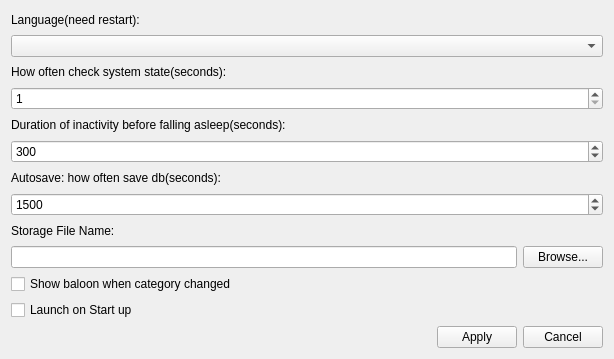
Before: the Qt Designer form TrackYourTime/ui/settingswindow.ui in Allexin/TrackYourTime, drawn with Qt 5.
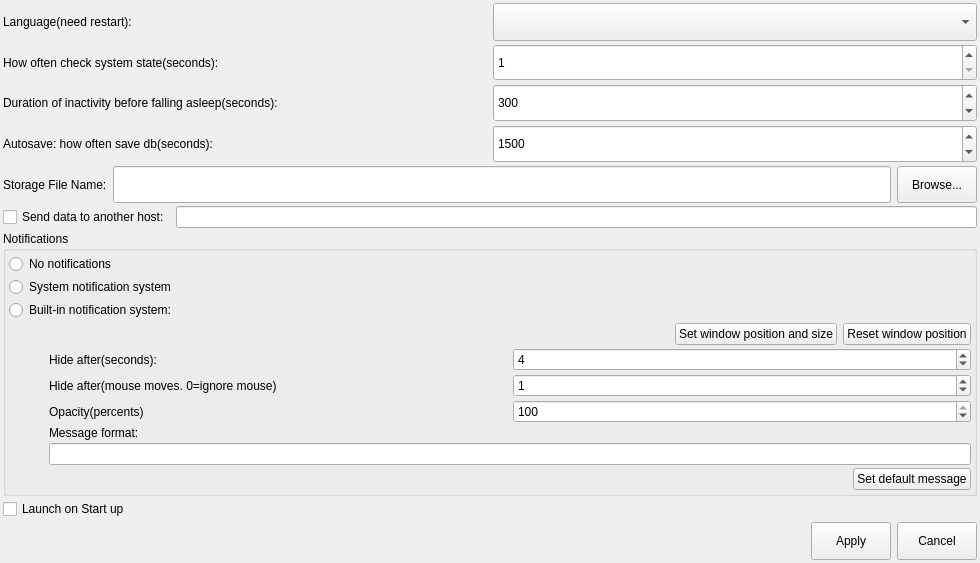
After: the same form once the commit is applied.

Commit message: -Add built-in notification window

```diff
--- a/TrackYourTime/ui/settingswindow.ui
+++ b/TrackYourTime/ui/settingswindow.ui
@@ -6,8 +6,8 @@
    <rect>
     <x>0</x>
     <y>0</y>
-    <width>614</width>
-    <height>359</height>
+    <width>980</width>
+    <height>563</height>
    </rect>
   </property>
   <property name="sizePolicy">
@@ -33,6 +33,23 @@
   </property>
   <widget class="QWidget" name="centralWidget">
    <layout class="QVBoxLayout" name="verticalLayout">
+    <property name="spacing">
+     <number>3</number>
+    </property>
+    <property name="leftMargin">
+     <number>3</number>
+    </property>
+    <property name="topMargin">
+     <number>3</number>
+    </property>
+    <property name="rightMargin">
+     <number>3</number>
+    </property>
+    <property name="bottomMargin">
+     <number>3</number>
+    </property>
+    <item>
+     <layout class="QHBoxLayout" name="horizontalLayout_4">
     <item>
      <widget class="QLabel" name="label_4">
       <property name="text">
@@ -53,6 +70,10 @@
       </property>
      </widget>
     </item>
+     </layout>
+    </item>
+    <item>
+     <layout class="QHBoxLayout" name="horizontalLayout_5">
     <item>
      <widget class="QLabel" name="label">
       <property name="text">
@@ -79,6 +100,10 @@
       </property>
      </widget>
     </item>
+     </layout>
+    </item>
+    <item>
+     <layout class="QHBoxLayout" name="horizontalLayout_6">
     <item>
      <widget class="QLabel" name="label_2">
       <property name="text">
@@ -108,6 +133,10 @@
       </property>
      </widget>
     </item>
+     </layout>
+    </item>
+    <item>
+     <layout class="QHBoxLayout" name="horizontalLayout_7">
     <item>
      <widget class="QLabel" name="label_3">
       <property name="text">
@@ -137,6 +166,10 @@
       </property>
      </widget>
     </item>
+     </layout>
+    </item>
+    <item>
+     <layout class="QHBoxLayout" name="horizontalLayout">
     <item>
      <widget class="QLabel" name="label_5">
       <property name="sizePolicy">
@@ -154,8 +187,6 @@
      </widget>
     </item>
     <item>
-     <layout class="QHBoxLayout" name="horizontalLayout">
-      <item>
        <widget class="QLineEdit" name="lineEditStorageFileName">
         <property name="sizePolicy">
          <sizepolicy hsizetype="Expanding" vsizetype="Preferred">
@@ -181,20 +212,222 @@
      </layout>
     </item>
     <item>
-     <widget class="QCheckBox" name="checkBoxShowBaloon">
+     <layout class="QHBoxLayout" name="horizontalLayout_8">
+      <item>
+       <widget class="QCheckBox" name="checkBoxClientMode">
+        <property name="text">
+         <string>Send data to another host:</string>
+        </property>
+       </widget>
+      </item>
+      <item>
+       <widget class="QLineEdit" name="lineEditClientModeHost"/>
+      </item>
+     </layout>
+    </item>
+    <item>
+     <widget class="QGroupBox" name="groupBox">
       <property name="sizePolicy">
-       <sizepolicy hsizetype="Expanding" vsizetype="Fixed">
+       <sizepolicy hsizetype="Preferred" vsizetype="Preferred">
         <horstretch>0</horstretch>
         <verstretch>0</verstretch>
        </sizepolicy>
       </property>
+      <property name="title">
+       <string>Notifications</string>
+      </property>
+      <layout class="QVBoxLayout" name="verticalLayout_2">
+       <property name="spacing">
+        <number>3</number>
+       </property>
+       <property name="leftMargin">
+        <number>3</number>
+       </property>
+       <property name="topMargin">
+        <number>3</number>
+       </property>
+       <property name="rightMargin">
+        <number>3</number>
+       </property>
+       <property name="bottomMargin">
+        <number>3</number>
+       </property>
+       <item>
+        <widget class="QRadioButton" name="radioButtonNotif_Off">
       <property name="text">
-       <string>Show baloon when category changed</string>
-      </property>
+          <string>No notifications</string>
+         </property>
+        </widget>
+       </item>
+       <item>
+        <widget class="QRadioButton" name="radioButtonNotif_System">
+         <property name="text">
+          <string>System notification system</string>
+         </property>
+        </widget>
+       </item>
+       <item>
+        <widget class="QRadioButton" name="radioButtonNotif_Custom">
+         <property name="text">
+          <string>Built-in notification system:</string>
+         </property>
+        </widget>
+       </item>
+       <item>
+        <layout class="QVBoxLayout" name="verticalLayout_3">
+         <property name="spacing">
+          <number>3</number>
+         </property>
+         <property name="leftMargin">
+          <number>40</number>
+         </property>
+         <property name="bottomMargin">
+          <number>0</number>
+         </property>
+         <item>
+          <layout class="QHBoxLayout" name="horizontalLayout_3">
+           <item>
+            <spacer name="horizontalSpacer_2">
+             <property name="orientation">
+              <enum>Qt::Horizontal</enum>
+             </property>
+             <property name="sizeHint" stdset="0">
+              <size>
+               <width>40</width>
+               <height>20</height>
+              </size>
+             </property>
+            </spacer>
+           </item>
+           <item>
+            <widget class="QPushButton" name="pushButtonSetNotificationWindow">
+             <property name="text">
+              <string>Set window position and size</string>
+             </property>
+            </widget>
+           </item>
+           <item>
+            <widget class="QPushButton" name="pushButtonResetNotificationWindow">
+             <property name="text">
+              <string>Reset window position</string>
+             </property>
+            </widget>
+           </item>
+          </layout>
+         </item>
+         <item>
+          <layout class="QHBoxLayout" name="horizontalLayout_9">
+           <item>
+            <widget class="QLabel" name="label_6">
+             <property name="text">
+              <string>Hide after(seconds):</string>
+             </property>
+            </widget>
+           </item>
+           <item>
+            <widget class="QSpinBox" name="spinBoxNotif_Delay">
+             <property name="minimum">
+              <number>1</number>
+             </property>
+             <property name="maximum">
+              <number>60</number>
+             </property>
+             <property name="value">
+              <number>4</number>
+             </property>
+            </widget>
+           </item>
+          </layout>
+         </item>
+         <item>
+          <layout class="QHBoxLayout" name="horizontalLayout_10">
+           <item>
+            <widget class="QLabel" name="label_7">
+             <property name="text">
+              <string>Hide after(mouse moves. 0=ignore mouse)</string>
+             </property>
+            </widget>
+           </item>
+           <item>
+            <widget class="QSpinBox" name="spinBoxNotif_Moves">
+             <property name="maximum">
+              <number>5</number>
+             </property>
+             <property name="value">
+              <number>1</number>
+             </property>
+            </widget>
+           </item>
+          </layout>
+         </item>
+         <item>
+          <layout class="QHBoxLayout" name="horizontalLayout_11">
+           <item>
+            <widget class="QLabel" name="label_8">
+             <property name="text">
+              <string>Opacity(percents)</string>
+             </property>
+            </widget>
+           </item>
+           <item>
+            <widget class="QSpinBox" name="spinBoxNotif_Opacity">
+             <property name="minimum">
+              <number>1</number>
+             </property>
+             <property name="maximum">
+              <number>100</number>
+             </property>
+             <property name="value">
+              <number>100</number>
+             </property>
+            </widget>
+           </item>
+          </layout>
+         </item>
+         <item>
+          <widget class="QLabel" name="label_9">
+           <property name="text">
+            <string>Message format:</string>
+           </property>
+          </widget>
+         </item>
+         <item>
+          <widget class="QLineEdit" name="lineEditNotif_Message"/>
+         </item>
+         <item>
+          <layout class="QHBoxLayout" name="horizontalLayout_12">
+           <item>
+            <spacer name="horizontalSpacer_3">
+             <property name="orientation">
+              <enum>Qt::Horizontal</enum>
+             </property>
+             <property name="sizeHint" stdset="0">
+              <size>
+               <width>40</width>
+               <height>20</height>
+              </size>
+             </property>
+            </spacer>
+           </item>
+           <item>
+            <widget class="QPushButton" name="pushButton_3">
+             <property name="text">
+              <string>Set default message</string>
+             </property>
+            </widget>
+           </item>
+          </layout>
+         </item>
+        </layout>
+       </item>
+      </layout>
      </widget>
     </item>
     <item>
      <widget class="QCheckBox" name="checkBoxAutorun">
+      <property name="enabled">
+       <bool>true</bool>
+      </property>
       <property name="sizePolicy">
        <sizepolicy hsizetype="Expanding" vsizetype="Fixed">
         <horstretch>0</horstretch>
```
Lines whose indentation alone changed are shown as unchanged. The commit also changes 17 other files.
